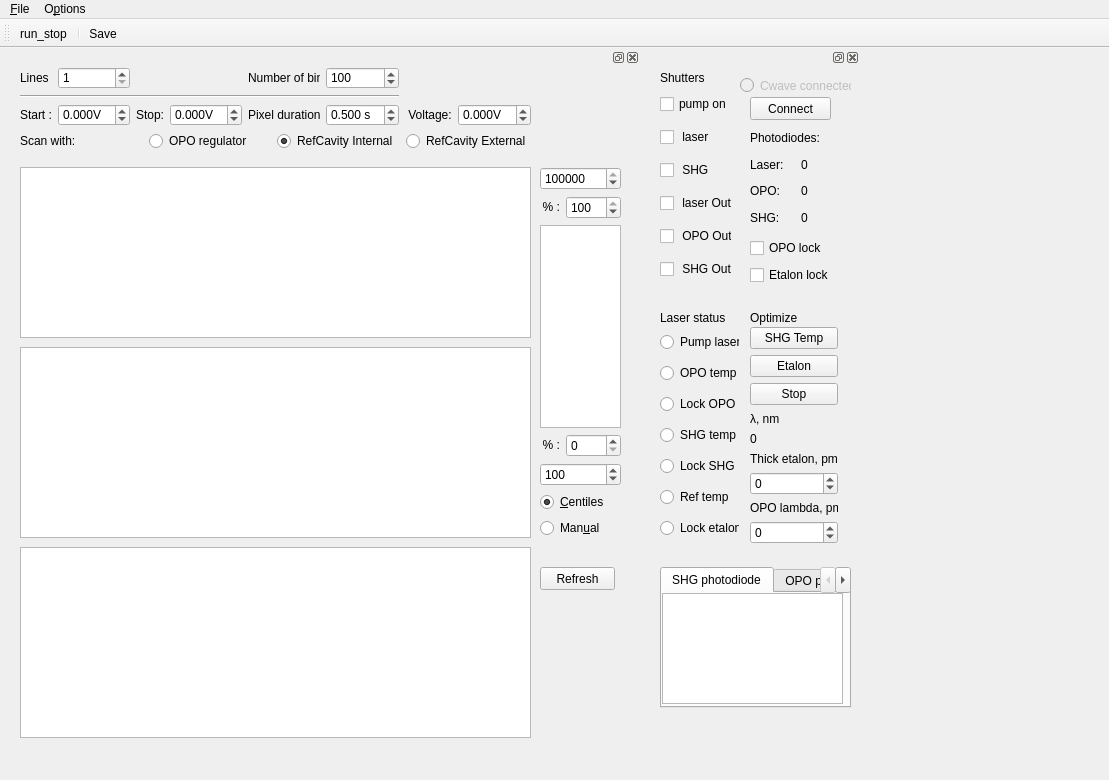
This is gui/cwave/cwavescanner.ui in Ulm-IQO/qudi as Qt 5 draws it before an edit. The edited form follows.
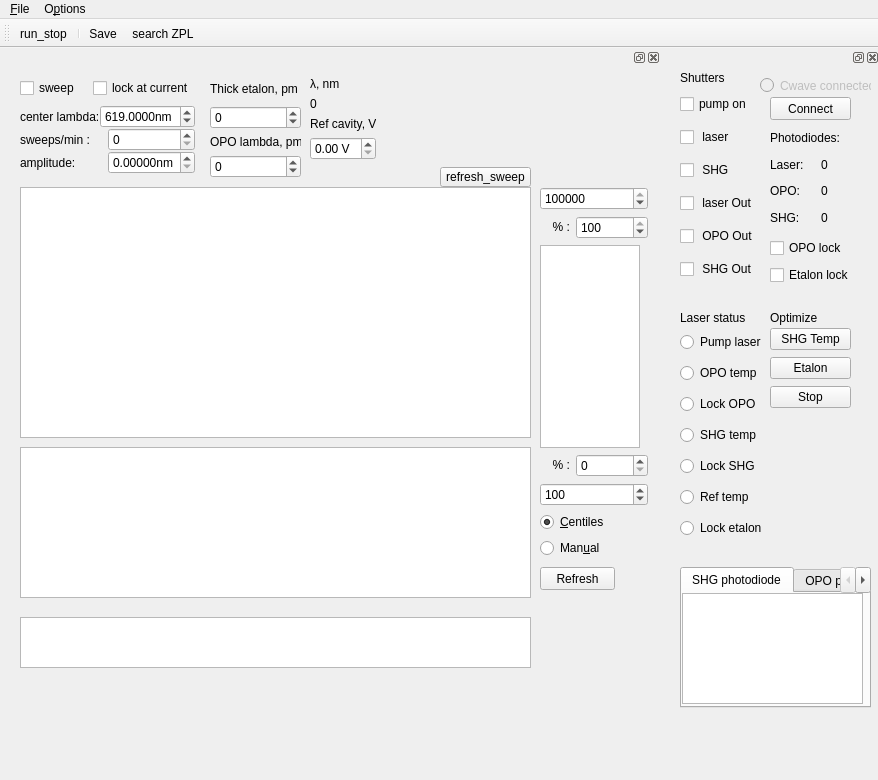
This is the edited form. Icons and pictures are not drawn. Custom widgets are drawn as their Qt base class.

```diff
--- a/gui/cwave/cwavescanner.ui
+++ b/gui/cwave/cwavescanner.ui
@@ -6,7 +6,7 @@
    <rect>
     <x>0</x>
     <y>0</y>
-    <width>1109</width>
+    <width>878</width>
     <height>780</height>
    </rect>
   </property>
@@ -22,7 +22,7 @@
      <rect>
       <x>10</x>
       <y>0</y>
-      <width>630</width>
+      <width>651</width>
       <height>751</height>
      </rect>
     </property>
@@ -40,9 +40,9 @@
       <property name="geometry">
        <rect>
         <x>10</x>
-        <y>100</y>
+        <y>120</y>
         <width>511</width>
-        <height>171</height>
+        <height>251</height>
        </rect>
       </property>
       <property name="sizePolicy">
@@ -56,9 +56,9 @@
       <property name="geometry">
        <rect>
         <x>10</x>
-        <y>280</y>
+        <y>550</y>
         <width>511</width>
-        <height>191</height>
+        <height>51</height>
        </rect>
       </property>
       <property name="sizePolicy">
@@ -72,8 +72,8 @@
       <property name="geometry">
        <rect>
         <x>530</x>
-        <y>100</y>
-        <width>81</width>
+        <y>120</y>
+        <width>108</width>
         <height>371</height>
        </rect>
       </property>
@@ -183,9 +183,9 @@
       <property name="geometry">
        <rect>
         <x>10</x>
-        <y>480</y>
+        <y>380</y>
         <width>511</width>
-        <height>191</height>
+        <height>151</height>
        </rect>
       </property>
       <property name="sizePolicy">
@@ -195,193 +195,6 @@
        </sizepolicy>
       </property>
      </widget>
-     <widget class="QWidget" name="layoutWidget_4">
-      <property name="geometry">
-       <rect>
-        <x>10</x>
-        <y>0</y>
-        <width>511</width>
-        <height>84</height>
-       </rect>
-      </property>
-      <layout class="QVBoxLayout" name="verticalLayout_8">
-       <item>
-        <layout class="QGridLayout" name="gridLayout_6">
-         <item row="2" column="0">
-          <widget class="QLabel" name="startLabel">
-           <property name="text">
-            <string>Start :</string>
-           </property>
-          </widget>
-         </item>
-         <item row="2" column="4">
-          <widget class="QLabel" name="speedLabel">
-           <property name="text">
-            <string>Pixel duration:</string>
-           </property>
-          </widget>
-         </item>
-         <item row="2" column="5">
-          <widget class="ScienDSpinBox" name="pixDurationDoubleSpinBox">
-           <property name="suffix">
-            <string> s</string>
-           </property>
-           <property name="decimals">
-            <number>3</number>
-           </property>
-           <property name="minimum">
-            <double>0.010000000000000</double>
-           </property>
-           <property name="maximum">
-            <double>10.000000000000000</double>
-           </property>
-           <property name="singleStep">
-            <double>0.010000000000000</double>
-           </property>
-           <property name="value">
-            <double>0.500000000000000</double>
-           </property>
-          </widget>
-         </item>
-         <item row="2" column="6">
-          <widget class="QLabel" name="constLabel">
-           <property name="text">
-            <string> Voltage:</string>
-           </property>
-          </widget>
-         </item>
-         <item row="1" column="0" colspan="6">
-          <widget class="Line" name="line">
-           <property name="orientation">
-            <enum>Qt::Horizontal</enum>
-           </property>
-          </widget>
-         </item>
-         <item row="2" column="7">
-          <widget class="ScienDSpinBox" name="constDoubleSpinBox">
-           <property name="suffix">
-            <string>V</string>
-           </property>
-           <property name="decimals">
-            <number>3</number>
-           </property>
-           <property name="minimum">
-            <double>-99.000000000000000</double>
-           </property>
-          </widget>
-         </item>
-         <item row="2" column="3">
-          <widget class="ScienDSpinBox" name="stopDoubleSpinBox">
-           <property name="suffix">
-            <string>V</string>
-           </property>
-           <property name="decimals">
-            <number>3</number>
-           </property>
-           <property name="minimum">
-            <double>-99.000000000000000</double>
-           </property>
-          </widget>
-         </item>
-         <item row="0" column="5">
-          <widget class="QSpinBox" name="numberOfBinsSpinBox">
-           <property name="maximum">
-            <number>1000</number>
-           </property>
-           <property name="value">
-            <number>100</number>
-           </property>
-           <property name="displayIntegerBase">
-            <number>10</number>
-           </property>
-          </widget>
-         </item>
-         <item row="2" column="1">
-          <widget class="ScienDSpinBox" name="startDoubleSpinBox">
-           <property name="suffix">
-            <string>V</string>
-           </property>
-           <property name="decimals">
-            <number>3</number>
-           </property>
-           <property name="minimum">
-            <double>-99.000000000000000</double>
-           </property>
-          </widget>
-         </item>
-         <item row="2" column="2">
-          <widget class="QLabel" name="stopLabel">
-           <property name="text">
-            <string>Stop:</string>
-           </property>
-          </widget>
-         </item>
-         <item row="0" column="4">
-          <widget class="QLabel" name="resLabel">
-           <property name="text">
-            <string>Number of bins:</string>
-           </property>
-          </widget>
-         </item>
-         <item row="0" column="0">
-          <widget class="QLabel" name="linesLabel">
-           <property name="text">
-            <string>Lines</string>
-           </property>
-          </widget>
-         </item>
-         <item row="0" column="1">
-          <widget class="QSpinBox" name="linesSpinBox">
-           <property name="minimum">
-            <number>1</number>
-           </property>
-           <property name="maximum">
-            <number>999999</number>
-           </property>
-          </widget>
-         </item>
-        </layout>
-       </item>
-       <item>
-        <layout class="QHBoxLayout" name="horizontalLayout">
-         <item>
-          <widget class="QLabel" name="label_9">
-           <property name="text">
-            <string>Scan with:</string>
-           </property>
-          </widget>
-         </item>
-         <item>
-          <widget class="QRadioButton" name="radioButtonMode_oporeg">
-           <property name="text">
-            <string>OPO regulator</string>
-           </property>
-          </widget>
-         </item>
-         <item>
-          <widget class="QRadioButton" name="radioButtonMode_refcavint">
-           <property name="text">
-            <string>RefCavity Internal</string>
-           </property>
-           <property name="checked">
-            <bool>true</bool>
-           </property>
-          </widget>
-         </item>
-         <item>
-          <widget class="QRadioButton" name="radioButtonMode_refcavext">
-           <property name="enabled">
-            <bool>true</bool>
-           </property>
-           <property name="text">
-            <string>RefCavity External</string>
-           </property>
-          </widget>
-         </item>
-        </layout>
-       </item>
-      </layout>
-     </widget>
      <widget class="QPushButton" name="refresh_pushButton">
       <property name="geometry">
        <rect>
@@ -395,12 +208,266 @@
        <string>Refresh</string>
       </property>
      </widget>
+     <widget class="QWidget" name="layoutWidget">
+      <property name="geometry">
+       <rect>
+        <x>200</x>
+        <y>10</y>
+        <width>91</width>
+        <height>101</height>
+       </rect>
+      </property>
+      <layout class="QVBoxLayout" name="verticalLayout_12">
+       <item>
+        <layout class="QVBoxLayout" name="verticalLayout">
+         <item>
+          <widget class="QLabel" name="label_3">
+           <property name="text">
+            <string>Thick etalon, pm</string>
+           </property>
+          </widget>
+         </item>
+         <item>
+          <widget class="QSpinBox" name="thick_eta_spinBox">
+           <property name="wrapping">
+            <bool>false</bool>
+           </property>
+           <property name="frame">
+            <bool>true</bool>
+           </property>
+           <property name="buttonSymbols">
+            <enum>QAbstractSpinBox::UpDownArrows</enum>
+           </property>
+           <property name="minimum">
+            <number>-1000</number>
+           </property>
+           <property name="maximum">
+            <number>1000</number>
+           </property>
+          </widget>
+         </item>
+         <item>
+          <layout class="QVBoxLayout" name="verticalLayout_2">
+           <item>
+            <widget class="QLabel" name="label_4">
+             <property name="text">
+              <string>OPO lambda, pm</string>
+             </property>
+            </widget>
+           </item>
+           <item>
+            <widget class="QSpinBox" name="opo_lambda_spinBox">
+             <property name="wrapping">
+              <bool>false</bool>
+             </property>
+             <property name="frame">
+              <bool>true</bool>
+             </property>
+             <property name="buttonSymbols">
+              <enum>QAbstractSpinBox::UpDownArrows</enum>
+             </property>
+             <property name="minimum">
+              <number>-1000</number>
+             </property>
+             <property name="maximum">
+              <number>1000</number>
+             </property>
+            </widget>
+           </item>
+          </layout>
+         </item>
+        </layout>
+       </item>
+      </layout>
+     </widget>
+     <widget class="QWidget" name="layoutWidget">
+      <property name="geometry">
+       <rect>
+        <x>10</x>
+        <y>10</y>
+        <width>175</width>
+        <height>99</height>
+       </rect>
+      </property>
+      <layout class="QVBoxLayout" name="verticalLayout_6">
+       <item>
+        <layout class="QHBoxLayout" name="horizontalLayout_3">
+         <item>
+          <widget class="QCheckBox" name="sweep_checkBox">
+           <property name="text">
+            <string>sweep</string>
+           </property>
+          </widget>
+         </item>
+         <item>
+          <widget class="QCheckBox" name="regulate_checkBox">
+           <property name="text">
+            <string>lock at current</string>
+           </property>
+          </widget>
+         </item>
+        </layout>
+       </item>
+       <item>
+        <layout class="QVBoxLayout" name="verticalLayout_5">
+         <property name="spacing">
+          <number>0</number>
+         </property>
+         <item>
+          <layout class="QHBoxLayout" name="horizontalLayout_5">
+           <item>
+            <widget class="QLabel" name="constLabel_2">
+             <property name="text">
+              <string>center lambda:</string>
+             </property>
+            </widget>
+           </item>
+           <item>
+            <widget class="ScienDSpinBox" name="sweepCenterDoubleSpinBox">
+             <property name="suffix">
+              <string>nm</string>
+             </property>
+             <property name="decimals">
+              <number>4</number>
+             </property>
+             <property name="minimum">
+              <double>515.000000000000000</double>
+             </property>
+             <property name="maximum">
+              <double>1000.000000000000000</double>
+             </property>
+             <property name="singleStep">
+              <double>0.001000000000000</double>
+             </property>
+             <property name="value">
+              <double>619.000000000000000</double>
+             </property>
+            </widget>
+           </item>
+          </layout>
+         </item>
+         <item>
+          <layout class="QHBoxLayout" name="horizontalLayout">
+           <item>
+            <widget class="QLabel" name="speedLabel">
+             <property name="text">
+              <string>sweeps/min :</string>
+             </property>
+            </widget>
+           </item>
+           <item>
+            <widget class="QSpinBox" name="sweepSpeedSpinBox">
+             <property name="maximum">
+              <number>100</number>
+             </property>
+            </widget>
+           </item>
+          </layout>
+         </item>
+         <item>
+          <layout class="QHBoxLayout" name="horizontalLayout_2">
+           <item>
+            <widget class="QLabel" name="constLabel">
+             <property name="text">
+              <string>amplitude:</string>
+             </property>
+            </widget>
+           </item>
+           <item>
+            <widget class="ScienDSpinBox" name="sweepAmplitudeDoubleSpinBox">
+             <property name="suffix">
+              <string>nm</string>
+             </property>
+             <property name="decimals">
+              <number>5</number>
+             </property>
+             <property name="minimum">
+              <double>0.000000000000000</double>
+             </property>
+             <property name="maximum">
+              <double>0.010000000000000</double>
+             </property>
+             <property name="singleStep">
+              <double>0.000100000000000</double>
+             </property>
+            </widget>
+           </item>
+          </layout>
+         </item>
+        </layout>
+       </item>
+      </layout>
+     </widget>
+     <widget class="QWidget" name="layoutWidget">
+      <property name="geometry">
+       <rect>
+        <x>300</x>
+        <y>10</y>
+        <width>66</width>
+        <height>83</height>
+       </rect>
+      </property>
+      <layout class="QVBoxLayout" name="verticalLayout_14">
+       <item>
+        <layout class="QVBoxLayout" name="verticalLayout_8">
+         <item>
+          <widget class="QLabel" name="label_14">
+           <property name="text">
+            <string>λ, nm</string>
+           </property>
+          </widget>
+         </item>
+         <item>
+          <widget class="QLabel" name="label_wavelength">
+           <property name="text">
+            <string>0 </string>
+           </property>
+          </widget>
+         </item>
+        </layout>
+       </item>
+       <item>
+        <layout class="QVBoxLayout" name="verticalLayout_13">
+         <item>
+          <widget class="QLabel" name="label_5">
+           <property name="text">
+            <string>Ref cavity, V</string>
+           </property>
+          </widget>
+         </item>
+         <item>
+          <widget class="QDoubleSpinBox" name="doubleSpinBox">
+           <property name="suffix">
+            <string> V</string>
+           </property>
+           <property name="singleStep">
+            <double>0.010000000000000</double>
+           </property>
+          </widget>
+         </item>
+        </layout>
+       </item>
+      </layout>
+     </widget>
+     <widget class="QPushButton" name="refresh_zpl_sweep_pushButton">
+      <property name="geometry">
+       <rect>
+        <x>430</x>
+        <y>100</y>
+        <width>91</width>
+        <height>20</height>
+       </rect>
+      </property>
+      <property name="text">
+       <string>refresh_sweep</string>
+      </property>
+     </widget>
     </widget>
    </widget>
    <widget class="QDockWidget" name="scan_control_DockWidget">
     <property name="geometry">
      <rect>
-      <x>650</x>
+      <x>670</x>
       <y>0</y>
       <width>210</width>
       <height>691</height>
@@ -459,8 +526,8 @@
        <rect>
         <x>100</x>
         <y>260</y>
-        <width>88</width>
-        <height>217</height>
+        <width>81</width>
+        <height>83</height>
        </rect>
       </property>
       <layout class="QVBoxLayout" name="verticalLayout_9">
@@ -485,84 +552,6 @@
          </property>
         </widget>
        </item>
-       <item>
-        <layout class="QVBoxLayout" name="verticalLayout_12">
-         <item>
-          <widget class="QLabel" name="label_14">
-           <property name="text">
-            <string>λ, nm</string>
-           </property>
-          </widget>
-         </item>
-         <item>
-          <widget class="QLabel" name="label_wavelength">
-           <property name="text">
-            <string>0 </string>
-           </property>
-          </widget>
-         </item>
-         <item>
-          <layout class="QVBoxLayout" name="verticalLayout">
-           <item>
-            <widget class="QLabel" name="label_3">
-             <property name="text">
-              <string>Thick etalon, pm</string>
-             </property>
-            </widget>
-           </item>
-           <item>
-            <widget class="QSpinBox" name="thick_eta_spinBox">
-             <property name="wrapping">
-              <bool>false</bool>
-             </property>
-             <property name="frame">
-              <bool>true</bool>
-             </property>
-             <property name="buttonSymbols">
-              <enum>QAbstractSpinBox::UpDownArrows</enum>
-             </property>
-             <property name="minimum">
-              <number>-1000</number>
-             </property>
-             <property name="maximum">
-              <number>1000</number>
-             </property>
-            </widget>
-           </item>
-           <item>
-            <layout class="QVBoxLayout" name="verticalLayout_2">
-             <item>
-              <widget class="QLabel" name="label_4">
-               <property name="text">
-                <string>OPO lambda, pm</string>
-               </property>
-              </widget>
-             </item>
-             <item>
-              <widget class="QSpinBox" name="opo_lambda_spinBox">
-               <property name="wrapping">
-                <bool>false</bool>
-               </property>
-               <property name="frame">
-                <bool>true</bool>
-               </property>
-               <property name="buttonSymbols">
-                <enum>QAbstractSpinBox::UpDownArrows</enum>
-               </property>
-               <property name="minimum">
-                <number>-1000</number>
-               </property>
-               <property name="maximum">
-                <number>1000</number>
-               </property>
-              </widget>
-             </item>
-            </layout>
-           </item>
-          </layout>
-         </item>
-        </layout>
-       </item>
       </layout>
      </widget>
      <widget class="QWidget" name="layoutWidget_6">
@@ -707,7 +696,7 @@
        <rect>
         <x>10</x>
         <y>260</y>
-        <width>79</width>
+        <width>81</width>
         <height>221</height>
        </rect>
       </property>
@@ -810,7 +799,7 @@
        <rect>
         <x>10</x>
         <y>20</y>
-        <width>72</width>
+        <width>84</width>
         <height>201</height>
        </rect>
       </property>
@@ -948,7 +937,7 @@
        <rect>
         <x>100</x>
         <y>170</y>
-        <width>91</width>
+        <width>92</width>
         <height>51</height>
        </rect>
       </property>
@@ -977,7 +966,7 @@
     <rect>
      <x>0</x>
      <y>0</y>
-     <width>1109</width>
+     <width>878</width>
      <height>21</height>
     </rect>
    </property>
@@ -1010,6 +999,7 @@
    <addaction name="action_run_stop"/>
    <addaction name="separator"/>
    <addaction name="action_Save"/>
+   <addaction name="action_search_zpl"/>
   </widget>
   <action name="action_Settings">
    <property name="icon">
@@ -1053,6 +1043,11 @@
     <string>run_stop</string>
    </property>
   </action>
+  <action name="action_search_zpl">
+   <property name="text">
+    <string>search ZPL</string>
+   </property>
+  </action>
  </widget>
  <customwidgets>
   <customwidget>
```
Left out of the diff: 11 changed lines with no effect on the pictures.
